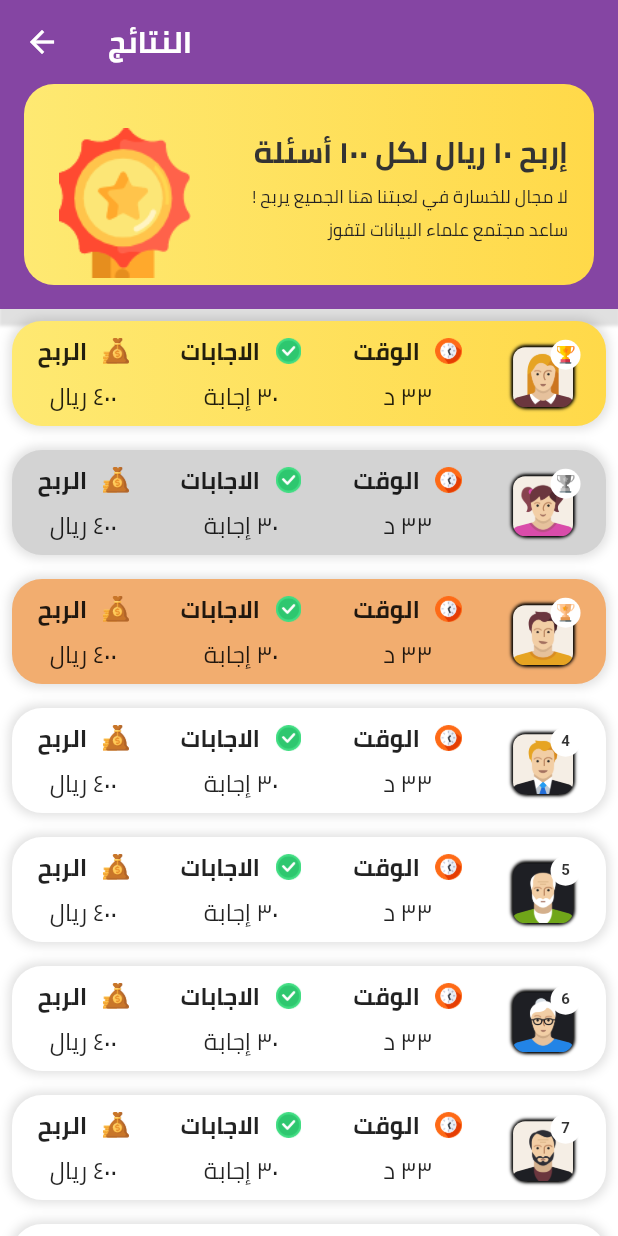
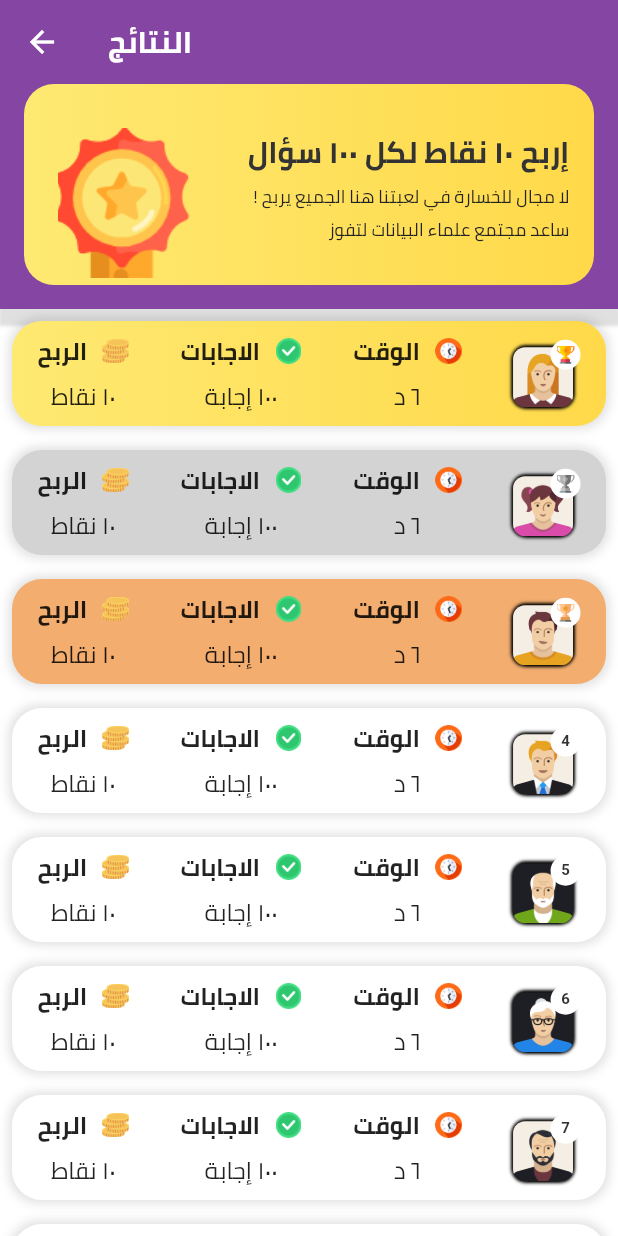
Before and after one commit to YousefBaj/WSM, a Flutter app: the historyScreen screen opened by its route, after a tap on "١٢ محرم ١٤٤١", on a phone screen of 412 x 824 dp. Run offline on Flutter 3.47's test engine with Material 2 defaults, Android fonts, the light colour scheme and no system bars; our stand-ins replace percent_indicator; network calls fail.

Commit message:
Edit leaderboard and profile

```diff
--- a/lib/historyScreen.dart
+++ b/lib/historyScreen.dart
@@ -63,14 +63,14 @@ class _historyScreenState extends State<historyScreen> {
                     textBaseline: TextBaseline.alphabetic,
                     children: [
                       Text(
-                        "ريال",
+                        "نقطة",
                         style: profitCurrncy,
                       ),
                       SizedBox(
                         width: 10,
                       ),
                       Text(
-                        "٤٨",
+                        "٥٠",
                         style: profitMoney,
                       ),
                       SizedBox(
@@ -147,7 +147,7 @@ class _historyScreenState extends State<historyScreen> {
                     textAlign: TextAlign.center,
                   ),
                   Text(
-                    "١٤ ريال",
+                    "١٠ نقاط",
                     style: profitCurrncy,
                     textAlign: TextAlign.center,
                   ),
--- a/lib/leaderboard.dart
+++ b/lib/leaderboard.dart
@@ -89,7 +89,7 @@ class _leaderboardState extends State<leaderboard> {
                         crossAxisAlignment: CrossAxisAlignment.end,
                         children: [
                           Text(
-                            'إربح ١٠ ريال لكل ١٠٠ أسئلة',
+                            'إربح ١٠ نقاط لكل ١٠٠ سؤال',
                             style: TextStyle(
                                 color: Color(0xff333333),
                                 fontFamily: 'Cairo',
@@ -207,7 +207,7 @@ class _leaderboardState extends State<leaderboard> {
                         Container(
                           width: 18,
                           height: 17,
-                          child: Image.asset("assets/images/money.png"),
+                          child: Image.asset("assets/images/coin.png"),
                         ),
                       ],
                     ),
@@ -215,7 +215,7 @@ class _leaderboardState extends State<leaderboard> {
                 ),
                 Container(
                   child: Text(
-                    '٤٠٠ ريال',
+                    '١٠ نقاط',
                     style: TextStyle(fontSize: 16, fontFamily: 'Cairo'),
                   ),
                 ),
@@ -251,7 +251,7 @@ class _leaderboardState extends State<leaderboard> {
                 ),
                 Container(
                   child: Text(
-                    '٣٠ إجابة',
+                    '١٠٠ إجابة',
                     style: TextStyle(fontSize: 16, fontFamily: 'Cairo'),
                   ),
                 ),
@@ -287,7 +287,7 @@ class _leaderboardState extends State<leaderboard> {
                 ),
                 Container(
                   child: Text(
-                    '٣٣ د',
+                    '٦ د',
                     style: TextStyle(fontSize: 16, fontFamily: 'Cairo'),
                   ),
                 ),
```
Also changed, not shown: lib/Profile.dart (+3 -63 lines), 16 other files.
